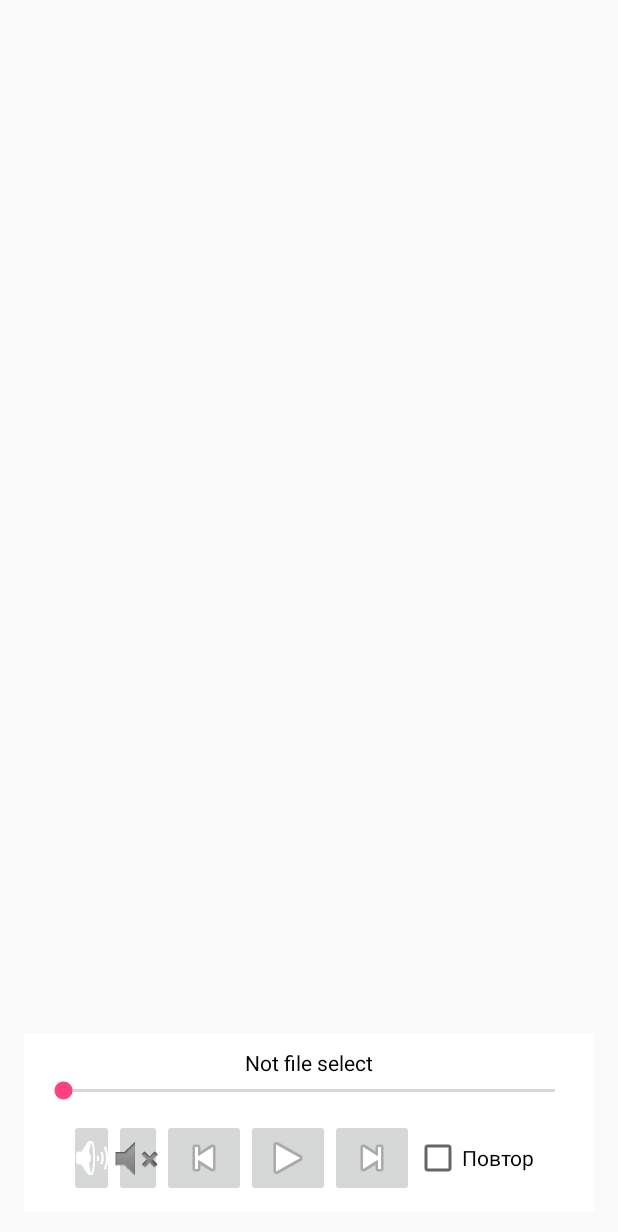
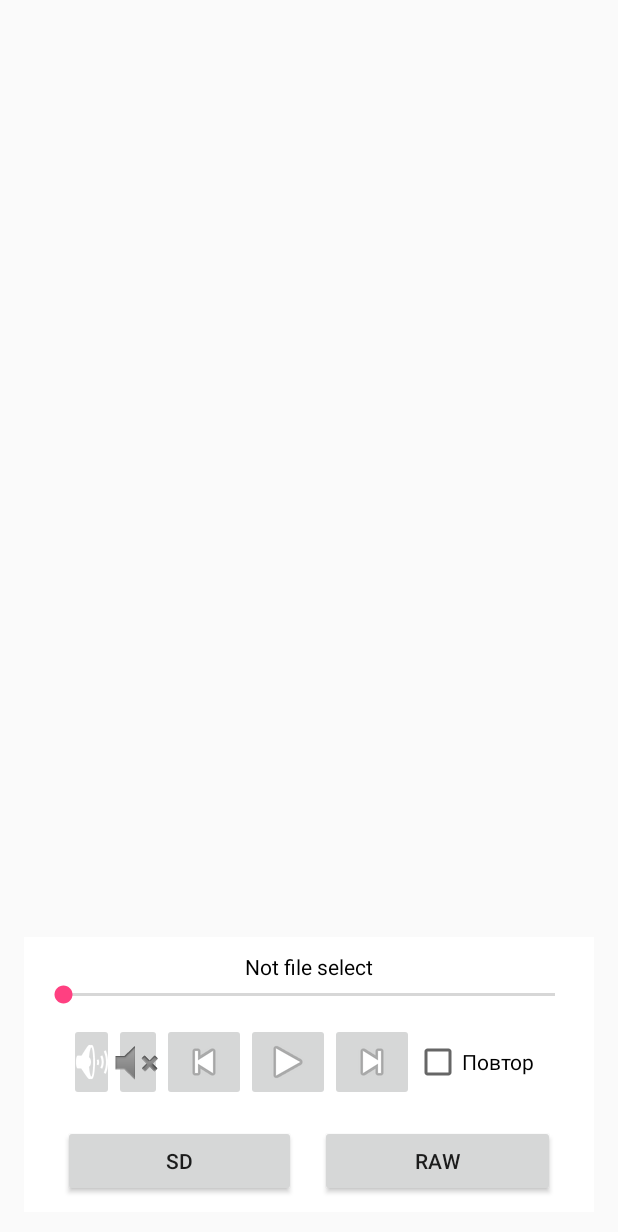
Before and after one commit to TOL00773/Audioplayer-for-android, an Android app: the layout main.xml on its own in the app's theme, with its tools: preview values and no code run, on a phone screen of 412 x 824 dp. Shown: the top 1232 px of the screen. Run offline under Robolectric (Android 15) with nearby library versions, the light colour scheme and no system bars.

Commit message:
Незначительные исправления

```diff
--- a/app/src/main/java/example/audioplayer/MainActivity.java
+++ b/app/src/main/java/example/audioplayer/MainActivity.java
@@ -2,7 +2,6 @@ package example.audioplayer;
 
 import android.app.ListActivity;
 import android.content.Context;
-import android.content.ContentUris;
 import android.database.Cursor;
 import android.media.AudioManager;
 import android.media.MediaPlayer;
@@ -10,17 +9,12 @@ import android.media.MediaPlayer.OnCompletionListener;
 import android.media.MediaPlayer.OnPreparedListener;
 import android.view.KeyEvent;
 import android.os.Handler;
-import android.preference.PreferenceActivity;
 import android.provider.MediaStore;
-import android.support.v7.app.AppCompatActivity;
 import android.os.Bundle;
-import android.os.Environment;
-import android.support.v7.widget.ThemedSpinnerAdapter;
 import android.util.Log;
 import android.view.LayoutInflater;
 import android.view.View;
 import android.view.ViewGroup;
-import android.widget.CursorAdapter;
 import android.widget.ImageButton;
 import android.widget.ListView;
 import android.widget.SeekBar;
@@ -33,7 +27,7 @@ import android.widget.CompoundButton.OnCheckedChangeListener;
 import java.io.IOException;
 import java.math.BigDecimal;
 
-public class MainActivity extends ListActivity {
+public class MainActivity extends ListActivity implements OnPreparedListener, OnCompletionListener {
 
     private static final int UPDATE_FREQUENCY = 500;
     private static final int STEP_VALUE = 4000;
@@ -45,8 +39,8 @@ public class MainActivity extends ListActivity {
     private ImageButton playButton = null;
     private ImageButton prevButton = null;
     private ImageButton nextButton = null;
-    private ImageButton mute= null;
-    private ImageButton unmute= null;
+    private ImageButton mute;
+    private ImageButton unmute;
 
     private boolean isStarted = true;
     private String currentFile = "";
@@ -76,7 +70,7 @@ public class MainActivity extends ListActivity {
         nextButton = (ImageButton) findViewById(R.id.next);
         mute = (ImageButton) this.findViewById(R.id.mute);
         unmute = (ImageButton) this.findViewById(R.id.unmute);
-        loop = (CheckBox)  findViewById(R.id.loop);
+        loop = (CheckBox) findViewById(R.id.loop);
 
         player = new MediaPlayer();
 
@@ -103,23 +97,21 @@ public class MainActivity extends ListActivity {
         am = (AudioManager) getSystemService(AUDIO_SERVICE);
         loop.setOnCheckedChangeListener(new OnCheckedChangeListener() {
             @Override
-        public void onCheckedChanged(CompoundButton buttonView,
-        boolean isChecked) {
+            public void onCheckedChanged(CompoundButton buttonView, boolean isChecked) {
                 if (player != null)
                     player.setLooping(isChecked);
             }
-    });
+        });
 
         int app_volume;
 
         AudioManager audioManager2 = (AudioManager) getSystemService(Context.AUDIO_SERVICE);
         app_volume = audioManager2.getStreamVolume(AudioManager.STREAM_MUSIC);
 
-        if(app_volume == 0){
+        if (app_volume == 0) {
             mute.setVisibility(View.INVISIBLE);
             unmute.setVisibility(View.VISIBLE);
-        }
-        else{
+        } else {
             mute.setVisibility(View.VISIBLE);
             unmute.setVisibility(View.INVISIBLE);
         }
@@ -226,8 +218,6 @@ public class MainActivity extends ListActivity {
             super(context, layout, cursor,
                     new String[]{MediaStore.MediaColumns.DISPLAY_NAME, MediaStore.MediaColumns.TITLE, MediaStore.Audio.AudioColumns.DURATION},
                     new int[]{R.id.displayname, R.id.title, R.id.duration});
-
-
         }
 
         @Override
@@ -319,7 +309,7 @@ public class MainActivity extends ListActivity {
                     audioManager.setStreamVolume(AudioManager.STREAM_MUSIC, 90, 90);
                     mute.setVisibility(View.VISIBLE);
                     unmute.setVisibility(View.INVISIBLE);
-                    }
+                }
             }
         }
     };
@@ -340,22 +330,32 @@ public class MainActivity extends ListActivity {
 
     private SeekBar.OnSeekBarChangeListener seekBarChanged = new SeekBar.OnSeekBarChangeListener() {
         @Override
-        public void onStopTrackingTouch(SeekBar seekBar){
+        public void onStopTrackingTouch(SeekBar seekBar) {
             isMoveingSeekBar = false;
         }
 
         @Override
-        public void onStartTrackingTouch(SeekBar seekBar){
+        public void onStartTrackingTouch(SeekBar seekBar) {
             isMoveingSeekBar = true;
         }
 
         @Override
-        public void onProgressChanged(SeekBar seekBar, int progress, boolean fromUser){
-            if (isMoveingSeekBar){
+        public void onProgressChanged(SeekBar seekBar, int progress, boolean fromUser) {
+            if (isMoveingSeekBar) {
                 player.seekTo(progress);
 
                 Log.i("OnSeekBarChangeListener", "onProgressChanged");
             }
         }
     };
+
+    @Override
+    public void onPrepared(MediaPlayer mp) {
+        mp.start();
+    }
+
+    @Override
+    public void onCompletion(MediaPlayer mp) {
+
+    }
 }
--- a/app/src/main/res/layout/main.xml
+++ b/app/src/main/res/layout/main.xml
@@ -86,5 +86,48 @@
                 android:text="Повтор" />
 
         </LinearLayout>
+
+        <LinearLayout
+            android:id="@+id/linearLayout1"
+            android:layout_width="match_parent"
+            android:layout_height="match_parent"
+            android:layout_alignParentLeft="true"
+            android:layout_alignParentRight="true"
+            android:layout_alignParentTop="true"
+            android:layout_marginLeft="8dp"
+            android:layout_marginRight="8dp"
+            android:layout_marginTop="8dp"
+            android:layout_weight="1.0"
+            app:layout_constraintLeft_toLeftOf="parent"
+            app:layout_constraintRight_toRightOf="parent"
+            app:layout_constraintTop_toTopOf="parent">
+
+            <Button
+                android:id="@+id/button"
+                android:layout_width="158dp"
+                android:layout_height="wrap_content"
+                android:layout_marginLeft="8dp"
+                android:layout_marginRight="8dp"
+                android:layout_marginTop="8dp"
+                android:layout_weight="1"
+                android:text="SD"
+                app:layout_constraintLeft_toLeftOf="parent"
+                app:layout_constraintRight_toRightOf="parent"
+                app:layout_constraintTop_toTopOf="parent" />
+
+            <Button
+                android:id="@+id/btnStartRaw"
+                android:layout_width="159dp"
+                android:layout_height="wrap_content"
+                android:layout_marginLeft="8dp"
+                android:layout_marginRight="8dp"
+                android:layout_marginTop="8dp"
+                android:layout_weight="1"
+                android:text="Raw"
+                app:layout_constraintLeft_toLeftOf="parent"
+                app:layout_constraintRight_toRightOf="parent"
+                app:layout_constraintTop_toTopOf="parent" />
+        </LinearLayout>
+
     </LinearLayout>
 </LinearLayout>
```
Also changed, not shown: 1 other file.
